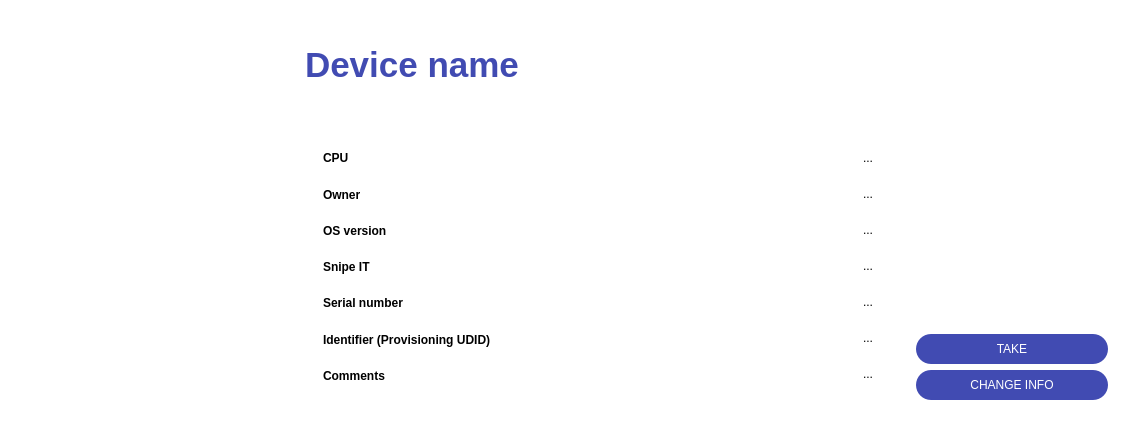
Old version of the form layouts/device_info.ui in the repository fedulovs/InventoryUI.
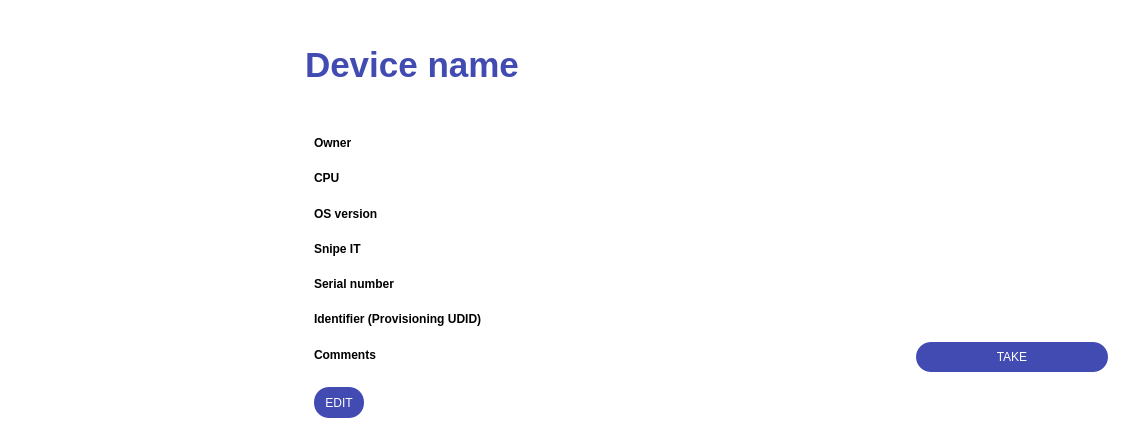
New version of the form. Icons and pictures are not drawn.

Diff of the .ui file:
```diff
--- a/layouts/device_info.ui
+++ b/layouts/device_info.ui
@@ -11,7 +11,7 @@
    </rect>
   </property>
   <property name="sizePolicy">
-   <sizepolicy hsizetype="Preferred" vsizetype="Minimum">
+   <sizepolicy hsizetype="Preferred" vsizetype="MinimumExpanding">
     <horstretch>0</horstretch>
     <verstretch>0</verstretch>
    </sizepolicy>
@@ -166,7 +166,7 @@
    <item>
     <widget class="QFrame" name="frame_2">
      <property name="sizePolicy">
-      <sizepolicy hsizetype="Minimum" vsizetype="Minimum">
+         <sizepolicy hsizetype="Minimum" vsizetype="MinimumExpanding">
        <horstretch>0</horstretch>
        <verstretch>0</verstretch>
       </sizepolicy>
@@ -184,6 +184,9 @@
       <enum>QFrame::Raised</enum>
      </property>
      <layout class="QVBoxLayout" name="verticalLayout">
+            <property name="bottomMargin">
+                <number>0</number>
+            </property>
       <item>
        <widget class="QFrame" name="title_frame">
         <property name="sizePolicy">
@@ -228,7 +231,7 @@
       <item>
        <widget class="QFrame" name="frame_4">
         <property name="sizePolicy">
-         <sizepolicy hsizetype="Preferred" vsizetype="Minimum">
+            <sizepolicy hsizetype="Preferred" vsizetype="MinimumExpanding">
           <horstretch>0</horstretch>
           <verstretch>0</verstretch>
          </sizepolicy>
@@ -240,37 +243,22 @@
          <enum>QFrame::Raised</enum>
         </property>
         <layout class="QHBoxLayout" name="horizontalLayout_2">
+               <property name="bottomMargin">
+                   <number>0</number>
+               </property>
          <item>
           <widget class="QFrame" name="frame_3">
            <property name="sizePolicy">
-            <sizepolicy hsizetype="Preferred" vsizetype="Minimum">
-             <horstretch>0</horstretch>
-             <verstretch>0</verstretch>
-            </sizepolicy>
-           </property>
-           <property name="styleSheet">
-            <string notr="true">color: black;</string>
-           </property>
-           <property name="frameShape">
-            <enum>QFrame::StyledPanel</enum>
-           </property>
-           <property name="frameShadow">
-            <enum>QFrame::Raised</enum>
-           </property>
-           <layout class="QHBoxLayout" name="horizontalLayout_3">
-            <item alignment="Qt::AlignLeft">
-             <widget class="QFrame" name="names_container">
-              <property name="sizePolicy">
-               <sizepolicy hsizetype="Preferred" vsizetype="Minimum">
+                           <sizepolicy hsizetype="Preferred" vsizetype="MinimumExpanding">
                 <horstretch>0</horstretch>
                 <verstretch>0</verstretch>
                </sizepolicy>
               </property>
               <property name="styleSheet">
                <string notr="true">QLabel {
-                height: 30px;
-                font-weight: bold;
-                }
+                               height: 30px;
+                               color: black;
+                               }
                </string>
               </property>
               <property name="frameShape">
@@ -279,15 +267,19 @@
               <property name="frameShadow">
                <enum>QFrame::Raised</enum>
               </property>
-              <layout class="QVBoxLayout" name="verticalLayout_4">
-               <item>
-                <widget class="QLabel" name="cpu_label">
-                 <property name="text">
-                  <string>CPU</string>
-                 </property>
-                </widget>
-               </item>
+                       <layout class="QHBoxLayout" name="horizontalLayout_3">
+                           <property name="spacing">
+                               <number>0</number>
+                           </property>
+                           <property name="topMargin">
+                               <number>0</number>
+                           </property>
+                           <property name="bottomMargin">
+                               <number>0</number>
+                           </property>
                <item>
+                               <layout class="QGridLayout" name="values">
+                                   <item row="0" column="0">
                 <widget class="QLabel" name="owner_label">
                  <property name="sizePolicy">
                   <sizepolicy hsizetype="Preferred" vsizetype="Minimum">
@@ -295,25 +287,105 @@
                    <verstretch>0</verstretch>
                   </sizepolicy>
                  </property>
+                                           <property name="minimumSize">
+                                               <size>
+                                                   <width>0</width>
+                                                   <height>30</height>
+                                               </size>
+                                           </property>
+                                           <property name="styleSheet">
+                                               <string notr="true">font-weight: bold;
+                                               </string>
+                                           </property>
                  <property name="text">
                   <string>Owner</string>
                  </property>
                 </widget>
                </item>
-               <item>
-                <widget class="QLabel" name="os_version_label">
+                                   <item row="1" column="1">
+                                       <widget class="QLabel" name="cpu">
                  <property name="sizePolicy">
                   <sizepolicy hsizetype="Preferred" vsizetype="Minimum">
                    <horstretch>0</horstretch>
                    <verstretch>0</verstretch>
                   </sizepolicy>
                  </property>
+                                           <property name="minimumSize">
+                                               <size>
+                                                   <width>0</width>
+                                                   <height>30</height>
+                                               </size>
+                                           </property>
                  <property name="text">
-                  <string>OS version</string>
-                 </property>
-                </widget>
-               </item>
-               <item>
+                                               <string/>
+                                           </property>
+                                           <property name="wordWrap">
+                                               <bool>true</bool>
+                                           </property>
+                                       </widget>
+                                   </item>
+                                   <item row="5" column="0">
+                                       <widget class="QLabel" name="identifyer_label">
+                                           <property name="sizePolicy">
+                                               <sizepolicy hsizetype="Preferred" vsizetype="Minimum">
+                                                   <horstretch>0</horstretch>
+                                                   <verstretch>0</verstretch>
+                                               </sizepolicy>
+                                           </property>
+                                           <property name="minimumSize">
+                                               <size>
+                                                   <width>0</width>
+                                                   <height>30</height>
+                                               </size>
+                                           </property>
+                                           <property name="styleSheet">
+                                               <string notr="true">font-weight: bold;
+                                               </string>
+                                           </property>
+                                           <property name="text">
+                                               <string>Identifier (Provisioning UDID)</string>
+                                           </property>
+                                       </widget>
+                                   </item>
+                                   <item row="3" column="1">
+                                       <widget class="QLabel" name="snipe_it">
+                                           <property name="sizePolicy">
+                                               <sizepolicy hsizetype="Preferred" vsizetype="Minimum">
+                                                   <horstretch>0</horstretch>
+                                                   <verstretch>0</verstretch>
+                                               </sizepolicy>
+                                           </property>
+                                           <property name="minimumSize">
+                                               <size>
+                                                   <width>0</width>
+                                                   <height>30</height>
+                                               </size>
+                                           </property>
+                                           <property name="text">
+                                               <string/>
+                                           </property>
+                                       </widget>
+                                   </item>
+                                   <item row="0" column="1">
+                                       <widget class="QLabel" name="owner">
+                                           <property name="sizePolicy">
+                                               <sizepolicy hsizetype="Preferred" vsizetype="Minimum">
+                                                   <horstretch>0</horstretch>
+                                                   <verstretch>0</verstretch>
+                                               </sizepolicy>
+                                           </property>
+                                           <property name="minimumSize">
+                                               <size>
+                                                   <width>0</width>
+                                                   <height>30</height>
+                                               </size>
+                                           </property>
+                                           <property name="text">
+                                               <string/>
+                                           </property>
+                                       </widget>
+                                   </item>
+                                   <item row="3" column="0">
                 <widget class="QLabel" name="snipe_it_label">
                  <property name="sizePolicy">
                   <sizepolicy hsizetype="Preferred" vsizetype="Minimum">
@@ -321,12 +393,68 @@
                    <verstretch>0</verstretch>
                   </sizepolicy>
                  </property>
+                                           <property name="minimumSize">
+                                               <size>
+                                                   <width>0</width>
+                                                   <height>30</height>
+                                               </size>
+                                           </property>
+                                           <property name="styleSheet">
+                                               <string notr="true">font-weight: bold;
+                                               </string>
+                                           </property>
                  <property name="text">
                   <string>Snipe IT</string>
                  </property>
                 </widget>
                </item>
-               <item>
+                                   <item row="1" column="0">
+                                       <widget class="QLabel" name="cpu_label">
+                                           <property name="sizePolicy">
+                                               <sizepolicy hsizetype="Preferred" vsizetype="Minimum">
+                                                   <horstretch>0</horstretch>
+                                                   <verstretch>0</verstretch>
+                                               </sizepolicy>
+                                           </property>
+                                           <property name="minimumSize">
+                                               <size>
+                                                   <width>0</width>
+                                                   <height>30</height>
+                                               </size>
+                                           </property>
+                                           <property name="styleSheet">
+                                               <string notr="true">font-weight: bold;
+                                               </string>
+                                           </property>
+                                           <property name="text">
+                                               <string>CPU</string>
+                                           </property>
+                                       </widget>
+                                   </item>
+                                   <item row="2" column="0">
+                                       <widget class="QLabel" name="os_version_label">
+                                           <property name="sizePolicy">
+                                               <sizepolicy hsizetype="Preferred" vsizetype="Minimum">
+                                                   <horstretch>0</horstretch>
+                                                   <verstretch>0</verstretch>
+                                               </sizepolicy>
+                                           </property>
+                                           <property name="minimumSize">
+                                               <size>
+                                                   <width>0</width>
+                                                   <height>30</height>
+                                               </size>
+                                           </property>
+                                           <property name="styleSheet">
+                                               <string notr="true">font-weight: bold;
+                                               </string>
+                                           </property>
+                                           <property name="text">
+                                               <string>OS version</string>
+                                           </property>
+                                       </widget>
+                                   </item>
+                                   <item row="4" column="0">
                 <widget class="QLabel" name="serial_number_label">
                  <property name="sizePolicy">
                   <sizepolicy hsizetype="Preferred" vsizetype="Minimum">
@@ -334,108 +462,22 @@
                    <verstretch>0</verstretch>
                   </sizepolicy>
                  </property>
+                                           <property name="minimumSize">
+                                               <size>
+                                                   <width>0</width>
+                                                   <height>30</height>
+                                               </size>
+                                           </property>
+                                           <property name="styleSheet">
+                                               <string notr="true">font-weight: bold;
+                                               </string>
+                                           </property>
                  <property name="text">
                   <string>Serial number</string>
                  </property>
                 </widget>
                </item>
-               <item>
-                <widget class="QLabel" name="identifyer_label">
-                 <property name="sizePolicy">
-                  <sizepolicy hsizetype="Preferred" vsizetype="Minimum">
-                   <horstretch>0</horstretch>
-                   <verstretch>0</verstretch>
-                  </sizepolicy>
-                 </property>
-                 <property name="text">
-                  <string>Identifier (Provisioning UDID)</string>
-                 </property>
-                </widget>
-               </item>
-               <item>
-                <widget class="QLabel" name="comments_label">
-                 <property name="text">
-                  <string>Comments</string>
-                 </property>
-                </widget>
-               </item>
-              </layout>
-             </widget>
-            </item>
-            <item>
-             <widget class="QFrame" name="values_container">
-              <property name="sizePolicy">
-               <sizepolicy hsizetype="Expanding" vsizetype="Minimum">
-                <horstretch>0</horstretch>
-                <verstretch>0</verstretch>
-               </sizepolicy>
-              </property>
-              <property name="styleSheet">
-               <string notr="true"/>
-              </property>
-              <property name="frameShape">
-               <enum>QFrame::StyledPanel</enum>
-              </property>
-              <property name="frameShadow">
-               <enum>QFrame::Raised</enum>
-              </property>
-              <layout class="QVBoxLayout" name="verticalLayout_5">
-               <item>
-                <widget class="QLabel" name="cpu">
-                 <property name="sizePolicy">
-                  <sizepolicy hsizetype="Preferred" vsizetype="Minimum">
-                   <horstretch>0</horstretch>
-                   <verstretch>0</verstretch>
-                  </sizepolicy>
-                 </property>
-                 <property name="text">
-                  <string/>
-                 </property>
-                 <property name="wordWrap">
-                  <bool>true</bool>
-                 </property>
-                </widget>
-               </item>
-               <item>
-                <widget class="QLabel" name="owner">
-                 <property name="sizePolicy">
-                  <sizepolicy hsizetype="Preferred" vsizetype="Minimum">
-                   <horstretch>0</horstretch>
-                   <verstretch>0</verstretch>
-                  </sizepolicy>
-                 </property>
-                 <property name="text">
-                  <string/>
-                 </property>
-                </widget>
-               </item>
-               <item>
-                <widget class="QLabel" name="os_version">
-                 <property name="sizePolicy">
-                  <sizepolicy hsizetype="Preferred" vsizetype="Minimum">
-                   <horstretch>0</horstretch>
-                   <verstretch>0</verstretch>
-                  </sizepolicy>
-                 </property>
-                 <property name="text">
-                  <string/>
-                 </property>
-                </widget>
-               </item>
-               <item>
-                <widget class="QLabel" name="snipe_it">
-                 <property name="sizePolicy">
-                  <sizepolicy hsizetype="Preferred" vsizetype="Minimum">
-                   <horstretch>0</horstretch>
-                   <verstretch>0</verstretch>
-                  </sizepolicy>
-                 </property>
-                 <property name="text">
-                  <string/>
-                 </property>
-                </widget>
-               </item>
-               <item>
+                                   <item row="4" column="1">
                 <widget class="QLabel" name="serial_number">
                  <property name="sizePolicy">
                   <sizepolicy hsizetype="Preferred" vsizetype="Minimum">
@@ -443,12 +485,18 @@
                    <verstretch>0</verstretch>
                   </sizepolicy>
                  </property>
+                                           <property name="minimumSize">
+                                               <size>
+                                                   <width>0</width>
+                                                   <height>30</height>
+                                               </size>
+                                           </property>
                  <property name="text">
                   <string/>
                  </property>
                 </widget>
                </item>
-               <item>
+                                   <item row="5" column="1">
                 <widget class="QLabel" name="identifier">
                  <property name="sizePolicy">
                   <sizepolicy hsizetype="Preferred" vsizetype="Minimum">
@@ -456,12 +504,60 @@
                    <verstretch>0</verstretch>
                   </sizepolicy>
                  </property>
+                                           <property name="minimumSize">
+                                               <size>
+                                                   <width>0</width>
+                                                   <height>30</height>
+                                               </size>
+                                           </property>
                  <property name="text">
                   <string/>
                  </property>
                 </widget>
                </item>
-               <item>
+                                   <item row="2" column="1">
+                                       <widget class="QLabel" name="os_version">
+                                           <property name="sizePolicy">
+                                               <sizepolicy hsizetype="Preferred" vsizetype="Minimum">
+                                                   <horstretch>0</horstretch>
+                                                   <verstretch>0</verstretch>
+                                               </sizepolicy>
+                                           </property>
+                                           <property name="minimumSize">
+                                               <size>
+                                                   <width>0</width>
+                                                   <height>30</height>
+                                               </size>
+                                           </property>
+                                           <property name="text">
+                                               <string/>
+                                           </property>
+                                       </widget>
+                                   </item>
+                                   <item row="6" column="0">
+                                       <widget class="QLabel" name="comments_label">
+                                           <property name="sizePolicy">
+                                               <sizepolicy hsizetype="Preferred" vsizetype="Minimum">
+                                                   <horstretch>0</horstretch>
+                                                   <verstretch>0</verstretch>
+                                               </sizepolicy>
+                                           </property>
+                                           <property name="minimumSize">
+                                               <size>
+                                                   <width>0</width>
+                                                   <height>30</height>
+                                               </size>
+                                           </property>
+                                           <property name="styleSheet">
+                                               <string notr="true">font-weight: bold;
+                                               </string>
+                                           </property>
+                                           <property name="text">
+                                               <string>Comments</string>
+                                           </property>
+                                       </widget>
+                                   </item>
+                                   <item row="6" column="1">
                 <widget class="QLabel" name="comments">
                  <property name="sizePolicy">
                   <sizepolicy hsizetype="Preferred" vsizetype="Minimum">
@@ -472,7 +568,7 @@
                  <property name="minimumSize">
                   <size>
                    <width>0</width>
-                   <height>0</height>
+                                                   <height>30</height>
                   </size>
                  </property>
                  <property name="text">
@@ -484,89 +580,6 @@
                 </widget>
                </item>
               </layout>
-             </widget>
-            </item>
-            <item>
-             <widget class="QFrame" name="frame_5">
-              <property name="sizePolicy">
-               <sizepolicy hsizetype="Minimum" vsizetype="Preferred">
-                <horstretch>0</horstretch>
-                <verstretch>0</verstretch>
-               </sizepolicy>
-              </property>
-              <property name="styleSheet">
-               <string notr="true">QPushButton {
-                border: none;
-                border-radius: 10px;
-                height: 30px;
-                width: 30px;
-                }
-
-                QPushButton:hover {
-                border: 2px solid rgb(227, 227, 227);
-                background-color: rgb(227, 227, 227);
-                border-radius: 10;
-                }
-               </string>
-              </property>
-              <property name="frameShape">
-               <enum>QFrame::StyledPanel</enum>
-              </property>
-              <property name="frameShadow">
-               <enum>QFrame::Raised</enum>
-              </property>
-              <layout class="QVBoxLayout" name="verticalLayout_7">
-               <item>
-                <widget class="QPushButton" name="pushButton">
-                 <property name="text">
-                  <string>...</string>
-                 </property>
-                </widget>
-               </item>
-               <item>
-                <widget class="QPushButton" name="pushButton_5">
-                 <property name="text">
-                  <string>...</string>
-                 </property>
-                </widget>
-               </item>
-               <item>
-                <widget class="QPushButton" name="pushButton_4">
-                 <property name="text">
-                  <string>...</string>
-                 </property>
-                </widget>
-               </item>
-               <item>
-                <widget class="QPushButton" name="pushButton_3">
-                 <property name="text">
-                  <string>...</string>
-                 </property>
-                </widget>
-               </item>
-               <item>
-                <widget class="QPushButton" name="pushButton_2">
-                 <property name="text">
-                  <string>...</string>
-                 </property>
-                </widget>
-               </item>
-               <item>
-                <widget class="QPushButton" name="pushButton_6">
-                 <property name="text">
-                  <string>...</string>
-                 </property>
-                </widget>
-               </item>
-               <item>
-                <widget class="QPushButton" name="change_comment_button">
-                 <property name="text">
-                  <string>...</string>
-                 </property>
-                </widget>
-               </item>
-              </layout>
-             </widget>
             </item>
            </layout>
           </widget>
@@ -574,7 +587,7 @@
          <item alignment="Qt::AlignBottom">
           <widget class="QFrame" name="buttons">
            <property name="sizePolicy">
-            <sizepolicy hsizetype="Fixed" vsizetype="Minimum">
+               <sizepolicy hsizetype="Fixed" vsizetype="MinimumExpanding">
              <horstretch>0</horstretch>
              <verstretch>0</verstretch>
             </sizepolicy>
@@ -608,6 +621,9 @@
             <enum>QFrame::Raised</enum>
            </property>
            <layout class="QVBoxLayout" name="verticalLayout_2">
+                  <property name="bottomMargin">
+                      <number>0</number>
+                  </property>
             <item>
              <widget class="QPushButton" name="take_device_button">
               <property name="minimumSize">
@@ -633,11 +649,95 @@
               </property>
              </widget>
             </item>
-            <item>
-             <widget class="QPushButton" name="change_info_button">
+              </layout>
+          </widget>
+         </item>
+           </layout>
+       </widget>
+      </item>
+            <item alignment="Qt::AlignBottom">
+                <widget class="QFrame" name="frame_5">
+                    <property name="frameShape">
+                        <enum>QFrame::StyledPanel</enum>
+                    </property>
+                    <property name="frameShadow">
+                        <enum>QFrame::Raised</enum>
+                    </property>
+                    <layout class="QVBoxLayout" name="verticalLayout_8">
+                        <property name="topMargin">
+                            <number>0</number>
+                        </property>
+                        <property name="bottomMargin">
+                            <number>0</number>
+                        </property>
+                        <item alignment="Qt::AlignTop">
+                            <widget class="QFrame" name="frame_6">
+                                <property name="frameShape">
+                                    <enum>QFrame::StyledPanel</enum>
+                                </property>
+                                <property name="frameShadow">
+                                    <enum>QFrame::Raised</enum>
+                                </property>
+                                <layout class="QVBoxLayout" name="verticalLayout_7">
+                                    <property name="topMargin">
+                                        <number>0</number>
+                                    </property>
+                                    <property name="bottomMargin">
+                                        <number>9</number>
+                                    </property>
+                                    <item alignment="Qt::AlignLeft">
+                                        <widget class="QFrame" name="edit_buttons_container">
+                                            <property name="sizePolicy">
+                                                <sizepolicy hsizetype="Preferred" vsizetype="Minimum">
+                                                    <horstretch>0</horstretch>
+                                                    <verstretch>0</verstretch>
+                                                </sizepolicy>
+                                            </property>
               <property name="minimumSize">
                <size>
                 <width>0</width>
+                                                    <height>40</height>
+                                                </size>
+                                            </property>
+                                            <property name="maximumSize">
+                                                <size>
+                                                    <width>16777215</width>
+                                                    <height>40</height>
+                                                </size>
+                                            </property>
+                                            <property name="frameShape">
+                                                <enum>QFrame::StyledPanel</enum>
+                                            </property>
+                                            <property name="frameShadow">
+                                                <enum>QFrame::Raised</enum>
+                                            </property>
+                                            <layout class="QHBoxLayout" name="horizontalLayout_8">
+                                                <property name="leftMargin">
+                                                    <number>0</number>
+                                                </property>
+                                                <property name="topMargin">
+                                                    <number>9</number>
+                                                </property>
+                                                <property name="bottomMargin">
+                                                    <number>0</number>
+                                                </property>
+                                                <item>
+                                                    <layout class="QHBoxLayout" name="edit_buttons_layout">
+                                                        <property name="spacing">
+                                                            <number>16</number>
+                                                        </property>
+                                                        <item alignment="Qt::AlignLeft">
+                                                            <widget class="QPushButton" name="edit_button">
+                                                                <property name="sizePolicy">
+                                                                    <sizepolicy hsizetype="MinimumExpanding"
+                                                                                vsizetype="Minimum">
+                                                                        <horstretch>0</horstretch>
+                                                                        <verstretch>0</verstretch>
+                                                                    </sizepolicy>
+                                                                </property>
+                                                                <property name="minimumSize">
+                                                                    <size>
+                                                                        <width>50</width>
                 <height>30</height>
                </size>
               </property>
@@ -645,20 +745,35 @@
                <cursorShape>PointingHandCursor</cursorShape>
               </property>
               <property name="toolTip">
-               <string>Change device info</string>
+                                                                    <string>Take device</string>
               </property>
               <property name="toolTipDuration">
                <number>2000</number>
               </property>
               <property name="styleSheet">
-               <string notr="true"/>
+                                                                    <string notr="true">QPushButton {
+                                                                        border-radius: 15;
+                                                                        border: 2 px solid black;
+                                                                        background-color: #414BB2;
+                                                                        color: white
+                                                                        }
+
+                                                                        QPushButton:hover{
+                                                                        border-radius: 15;
+                                                                        border: 4 px solid black;
+                                                                        background-color: rgb(51, 60, 140);
+                                                                        color: white;
+                                                                        }
+                                                                    </string>
               </property>
               <property name="text">
-               <string>CHANGE INFO</string>
+                                                                    <string>EDIT</string>
               </property>
              </widget>
             </item>
            </layout>
+                                                </item>
+                                            </layout>
           </widget>
          </item>
         </layout>
@@ -669,8 +784,9 @@
    </item>
   </layout>
  </widget>
- <resources>
-  <include location="icons/icons.qrc"/>
- </resources>
+   </item>
+  </layout>
+ </widget>
+    <resources/>
  <connections/>
 </ui>
```
Lines whose indentation alone changed are shown as unchanged.
